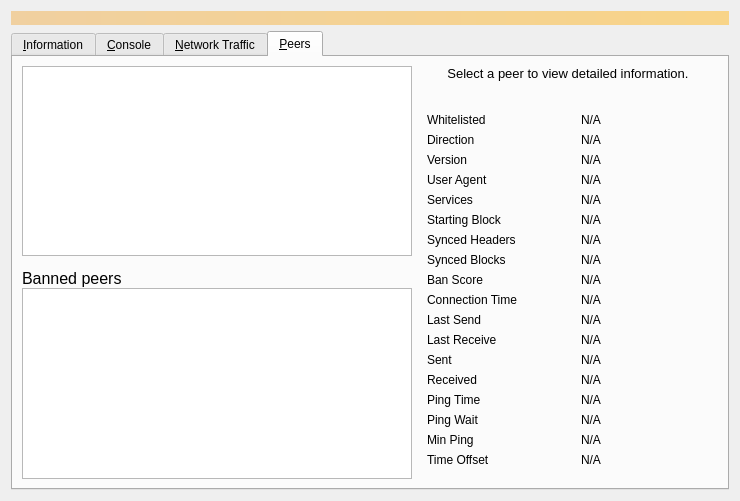
Old version of the form src/qt/forms/debugwindow.ui in the repository bitfinitechain/bitfinite-core.
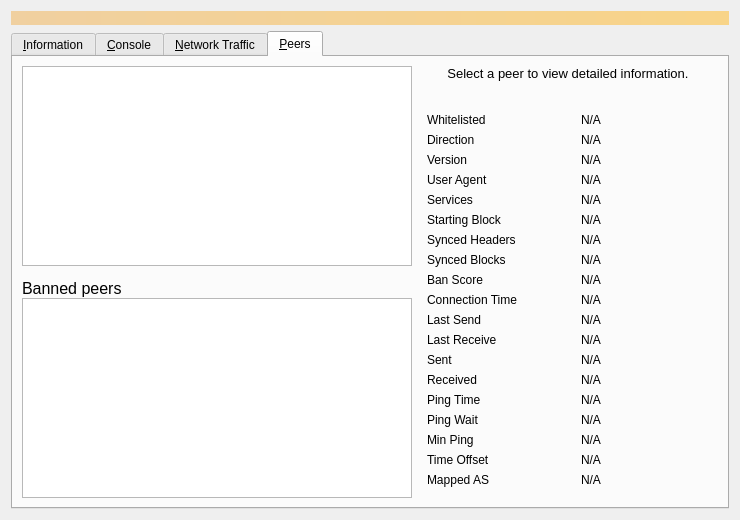
New version of the form. The open tabs and pages were chosen to show the change. Icons and pictures are not drawn. Custom widgets are drawn as their Qt base class.

Commit message:
[backport] gui: display Mapped AS in peers info window
Summary
---

This is a backport of https://github.com/bitcoin/bitcoin/pull/18402/commits/aae26053f958ae9a96a25d32c6341b14daaa4f26

Test plan
---

* `ninja all check-all`
* `bitcoin-qt` check that "Mapped AS" is displayed in the peer window.

```diff
--- a/src/qt/forms/debugwindow.ui
+++ b/src/qt/forms/debugwindow.ui
@@ -1412,7 +1412,33 @@
             </property>
            </widget>
           </item>
-          <item row="18" column="1">
+          <item row="18" column="0">
+           <widget class="QLabel" name="peerMappedASLabel">
+            <property name="toolTip">
+             <string>The mapped Autonomous System used for diversifying peer selection.</string>
+            </property>
+            <property name="text">
+             <string>Mapped AS</string>
+            </property>
+           </widget>
+          </item>
+          <item row="18" column="2">
+           <widget class="QLabel" name="peerMappedAS">
+            <property name="cursor">
+             <cursorShape>IBeamCursor</cursorShape>
+            </property>
+            <property name="text">
+             <string>N/A</string>
+            </property>
+            <property name="textFormat">
+             <enum>Qt::PlainText</enum>
+            </property>
+            <property name="textInteractionFlags">
+             <set>Qt::LinksAccessibleByMouse|Qt::TextSelectableByKeyboard|Qt::TextSelectableByMouse</set>
+            </property>
+           </widget>
+          </item>
+          <item row="19" column="1">
            <spacer name="verticalSpacer_3">
             <property name="orientation">
              <enum>Qt::Vertical</enum>
```
The commit also changes 1 other file.
